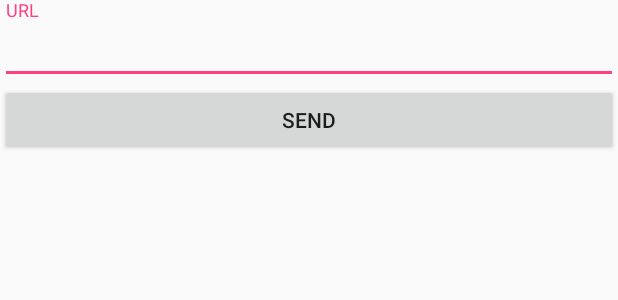
After one commit to Dellkan/AndroidUtilities, an Android app: the layout main_fragment.xml on its own in the app's theme, with its tools: preview values and no code run, on a phone screen of 412 x 824 dp. The commit adds this screen. Shown: the top 300 px of the screen. Run offline under Robolectric (Android 15) with nearby library versions, the phone set to English and light mode, and no system bars.

Commit message:
Work on sample

```diff
--- a/build.gradle
+++ b/build.gradle
@@ -6,6 +6,7 @@ buildscript {
     }
     dependencies {
         classpath 'com.android.tools.build:gradle:2.1.0'
+        classpath 'com.neenbedankt.gradle.plugins:android-apt:1.8'
 
         // NOTE: Do not place your application dependencies here; they belong
         // in the individual module build.gradle files
--- a/fragment-bootstrap/build.gradle
+++ b/fragment-bootstrap/build.gradle
@@ -26,7 +26,8 @@ repositories {
 }
 
 dependencies {
-    compile 'com.android.support:appcompat-v7:23.4.0'
+    provided 'com.android.support:appcompat-v7:23.4.0'
+    provided 'com.android.support:design:23.4.0'
 
     compile 'com.balysv.materialmenu:material-menu-toolbar:1.5.4'
     provided ('org.robobinding:robobinding:0.8.12:with-aop-and-dependencies') {
--- a/fragment-bootstrap/src/main/java/com/dellkan/fragmentbootstrap/ModelFragment.java
+++ b/fragment-bootstrap/src/main/java/com/dellkan/fragmentbootstrap/ModelFragment.java
@@ -24,7 +24,7 @@ public abstract class ModelFragment extends OverlayFragment {
 		try {
 			return LayoutBuilder.getViewBinder(inflater.getContext()).inflateAndBindWithoutAttachingToRoot(getLayout(), getModel().getPresentationModel(), container);
 		} catch (Exception e) {
-
+			e.printStackTrace();
 		}
 		return null;
 	}
--- a/net/src/main/java/com/dellkan/dialogs/RequestDialogCallback.java
+++ b/net/src/main/java/com/dellkan/dialogs/RequestDialogCallback.java
@@ -45,7 +45,7 @@ public class RequestDialogCallback extends RequestCallback {
     }
 
     @Override
-    public void onFailure() {
+    public final void onFailure() {
         super.onFailure();
         onFailure(dialog);
     }
--- a/sample/src/main/AndroidManifest.xml
+++ b/sample/src/main/AndroidManifest.xml
@@ -1,6 +1,6 @@
 <?xml version="1.0" encoding="utf-8"?>
 <manifest xmlns:android="http://schemas.android.com/apk/res/android"
-          package="com.dellkan.fragmentbootstrap">
+          package="com.dellkan.sample">
 
 	<application
 		android:allowBackup="true"
@@ -8,7 +8,7 @@
 		android:label="@string/app_name"
 		android:supportsRtl="true"
 		android:theme="@style/AppTheme">
-		<activity android:name=".sample.SampleActivity">
+		<activity android:name="com.dellkan.sample.SampleActivity">
 			<intent-filter>
 				<action android:name="android.intent.action.MAIN"/>
 
--- a/sample/src/main/res/layout/activity_single.xml
+++ b/sample/src/main/res/layout/activity_single.xml
@@ -8,7 +8,7 @@
 	android:paddingLeft="@dimen/activity_horizontal_margin"
 	android:paddingRight="@dimen/activity_horizontal_margin"
 	android:paddingTop="@dimen/activity_vertical_margin"
-	tools:context=".sample.SampleActivity">
+	tools:context="com.dellkan.sample.SampleActivity">
 
 	<TextView
 		android:layout_width="wrap_content"
--- /dev/null
+++ b/sample/src/main/res/layout/main_fragment.xml
@@ -0,0 +1,20 @@
+<?xml version="1.0" encoding="utf-8"?>
+<LinearLayout
+	xmlns:android="http://schemas.android.com/apk/res/android"
+	xmlns:bind="http://robobinding.org/android"
+	android:orientation="vertical"
+	android:layout_width="match_parent"
+	android:layout_height="match_parent">
+	<android.support.design.widget.TextInputLayout
+		android:layout_width="match_parent"
+		android:layout_height="wrap_content">
+		<android.support.design.widget.TextInputEditText
+			android:layout_width="match_parent"
+			android:layout_height="wrap_content"
+			android:hint="@string/url_hint" />
+	</android.support.design.widget.TextInputLayout>
+	<Button
+		android:layout_width="match_parent"
+		android:layout_height="wrap_content"
+		android:text="@string/url_send" />
+</LinearLayout>
--- a/sample/src/main/res/values/strings.xml
+++ b/sample/src/main/res/values/strings.xml
@@ -1,3 +1,6 @@
 <resources>
-	<string name="app_name">FragmentBootstrap</string>
+	<string name="app_name">Android utilities sample</string>
+
+	<string name="url_hint">URL</string>
+	<string name="url_send">Send</string>
 </resources>
--- a/sample/src/main/res/values/styles.xml
+++ b/sample/src/main/res/values/styles.xml
@@ -1,7 +1,7 @@
 <resources>
 
 	<!-- Base application theme. -->
-	<style name="AppTheme" parent="Theme.AppCompat.Light.DarkActionBar">
+	<style name="AppTheme" parent="Theme.AppCompat.Light.NoActionBar">
 		<!-- Customize your theme here. -->
 		<item name="colorPrimary">@color/colorPrimary</item>
 		<item name="colorPrimaryDark">@color/colorPrimaryDark</item>
```
Also changed, not shown: sample/build.gradle (+35 -5 lines), sample/src/main/java/com/dellkan/fragmentbootstrap/sample/SampleActivity.java (deleted, +0 -15 lines), sample/src/main/java/com/dellkan/sample/SampleActivity.java (added, +27 -0 lines), sample/src/main/java/com/dellkan/sample/fragments/MainFragment.java (added, +27 -0 lines), sample/src/main/java/com/dellkan/sample/fragments/MenuFragment.java (added, +23 -0 lines), sample/src/main/java/com/dellkan/sample/viewmodels/Main.java (added, +30 -0 lines), sample/src/main/java/com/dellkan/sample/viewmodels/Menu.java (added, +10 -0 lines), sample/src/main/res/layout/menu_fragment.xml (added, +8 -0 lines), 3 other files.
